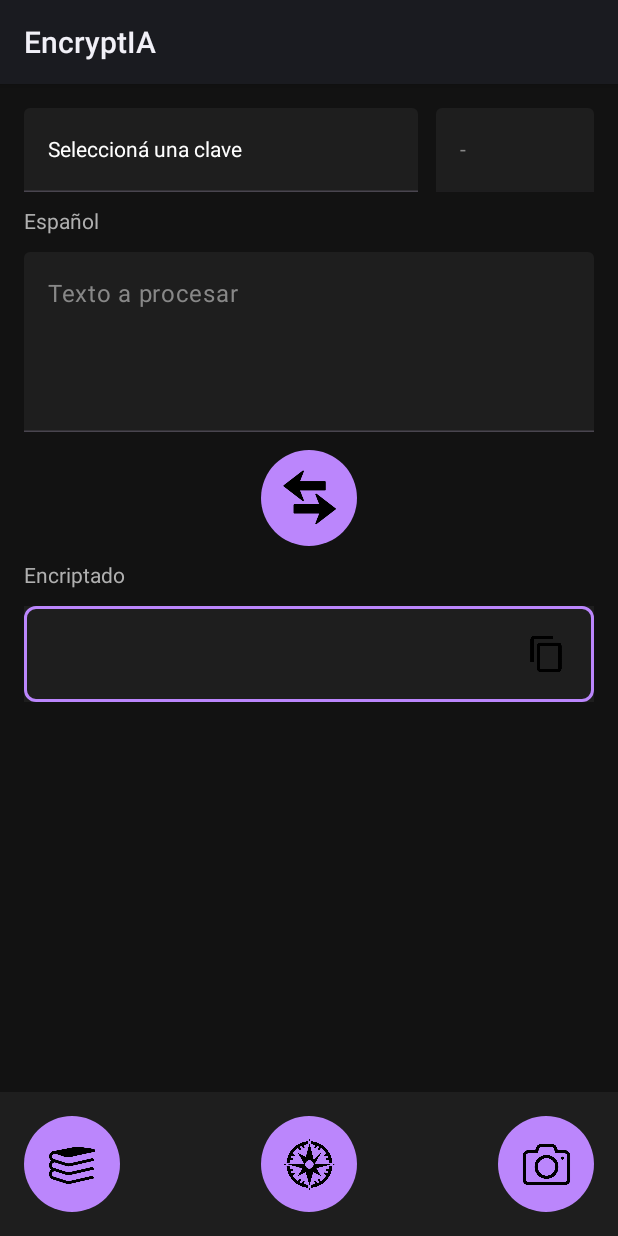
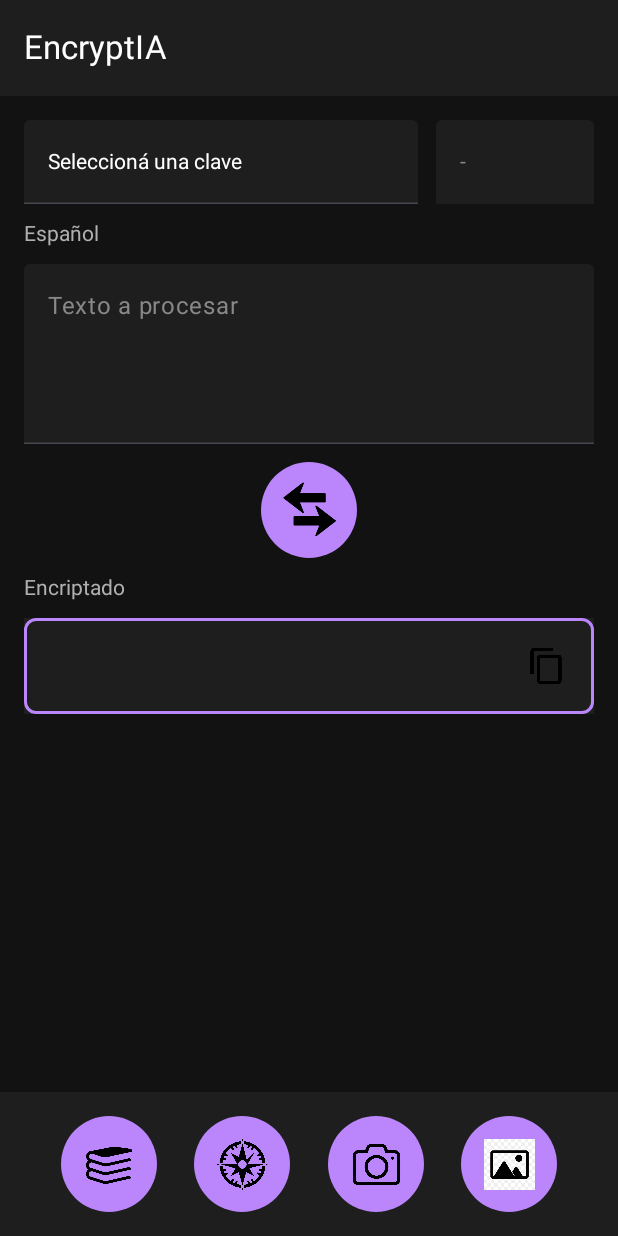
Before and after one commit to Juan-Martin-Cerezo/EncryptIA, an Android app built with Jetpack Compose: the screen it shows after launch (MainActivity), on a phone screen of 412 x 824 dp. Run offline under Robolectric (Android 15) with nearby library versions, the phone set to English and light mode, and no system bars; libraries missing offline, so code that uses them is left out: com.google.mlkit.vision, org.tensorflow.lite; network calls fail; 1 statement that could not run was skipped.

Commit message:
The top bar in Compass and Book has been removed. The gallery option has been added.

```diff
--- a/app/build.gradle.kts
+++ b/app/build.gradle.kts
@@ -41,6 +41,7 @@ android {
 }
 
 dependencies {
+    implementation("com.google.android.material:material:1.12.0")
     implementation("org.tensorflow:tensorflow-lite:2.16.1")
     implementation("org.tensorflow:tensorflow-lite-select-tf-ops:2.16.1")
 
--- a/app/src/main/java/com/example/encryptia/MainActivity.kt
+++ b/app/src/main/java/com/example/encryptia/MainActivity.kt
@@ -4,6 +4,7 @@ import android.content.ClipData
 import android.content.ClipboardManager
 import android.content.Context
 import android.graphics.Bitmap
+import android.net.Uri
 import android.os.Bundle
 import androidx.activity.ComponentActivity
 import androidx.activity.compose.BackHandler
@@ -175,14 +176,14 @@ class MainActivity : ComponentActivity() {
 
                     EncryptorApp(
                         selectedKey = selectedKey,
-                        onChangeKey = { newKey -> selectedKey = newKey },
+                        onChangeKey = { selectedKey = it },
                         onOpenBook = {
                             selectedInfoKey = null
                             showBook = true
                         },
                         onOpenCompass = { showCompass = true },
                         inputText = inputText,
-                        onInputTextChange = { newText -> inputText = newText },
+                        onInputTextChange = { inputText = it },
                         keys = keys,
                         encryptMode = encryptMode,
                         onEncryptModeChange = { encryptMode = it }
@@ -241,6 +242,23 @@ fun EncryptorApp(
         }
     }
 
+    val galleryLauncher = rememberLauncherForActivityResult(
+        contract = ActivityResultContracts.GetContent()
+    ) { uri: Uri? ->
+        uri?.let {
+            try {
+                val image = InputImage.fromFilePath(context, uri)
+                recognizer?.process(image)
+                    ?.addOnSuccessListener { visionText ->
+                        onInputTextChange(TextFieldValue(visionText.text))
+                    }
+                    ?.addOnFailureListener { e -> e.printStackTrace() }
+            } catch (e: Exception) {
+                e.printStackTrace()
+            }
+        }
+    }
+
     val bgColor = Color(0xFF121212)
     val surfaceColor = Color(0xFF1E1E1E)
     val accentColor = Color(0xFFBB86FC)
@@ -255,52 +273,47 @@ fun EncryptorApp(
     }
 
     Scaffold(
+        topBar = {
+            TopAppBar(
+                title = { Text("EncryptIA", color = primaryText) },
+                colors = TopAppBarDefaults.topAppBarColors(containerColor = surfaceColor)
+            )
+        },
         bottomBar = {
             Row(
                 modifier = Modifier
                     .fillMaxWidth()
                     .background(surfaceColor)
                     .padding(16.dp),
-                horizontalArrangement = Arrangement.SpaceBetween,
+                horizontalArrangement = Arrangement.SpaceEvenly,
                 verticalAlignment = Alignment.CenterVertically
             ) {
                 IconButton(
                     onClick = onOpenBook,
-                    modifier = Modifier
-                        .size(64.dp)
-                        .background(accentColor, CircleShape)
+                    modifier = Modifier.size(64.dp).background(accentColor, CircleShape)
                 ) {
-                    Image(
-                        painter = painterResource(id = R.drawable.ic_book),
-                        contentDescription = "Listado de claves",
-                        modifier = Modifier.size(48.dp)
-                    )
+                    Image(painter = painterResource(id = R.drawable.ic_book), contentDescription = "Listado de claves", modifier = Modifier.size(48.dp))
                 }
 
                 IconButton(
                     onClick = onOpenCompass,
-                    modifier = Modifier
-                        .size(64.dp)
-                        .background(accentColor, CircleShape)
+                    modifier = Modifier.size(64.dp).background(accentColor, CircleShape)
                 ) {
-                    Image(
-                        painter = painterResource(id = R.drawable.ic_compass),
-                        contentDescription = "EncryptoCompass",
-                        modifier = Modifier.size(58.dp)
-                    )
+                    Image(painter = painterResource(id = R.drawable.ic_compass), contentDescription = "EncryptoCompass", modifier = Modifier.size(58.dp))
                 }
 
                 IconButton(
                     onClick = { cameraLauncher.launch(null) },
-                    modifier = Modifier
-                        .size(64.dp)
-                        .background(accentColor, CircleShape)
+                    modifier = Modifier.size(64.dp).background(accentColor, CircleShape)
                 ) {
-                    Image(
-                        painter = painterResource(id = R.drawable.ic_camera),
-                        contentDescription = "Escanear texto",
-                        modifier = Modifier.size(34.dp)
-                    )
+                    Image(painter = painterResource(id = R.drawable.ic_camera), contentDescription = "Escanear texto (cámara)", modifier = Modifier.size(34.dp))
+                }
+
+                IconButton(
+                    onClick = { galleryLauncher.launch("image/*") },
+                    modifier = Modifier.size(64.dp).background(accentColor, CircleShape)
+                ) {
+                    Image(painter = painterResource(id = R.drawable.ic_gallery), contentDescription = "Seleccionar desde galería", modifier = Modifier.size(34.dp))
                 }
             }
         }
--- a/app/src/main/res/values/themes.xml
+++ b/app/src/main/res/values/themes.xml
@@ -1,6 +1,6 @@
 <?xml version="1.0" encoding="utf-8"?>
-<resources xmlns:tools="http://schemas.android.com/tools">
-    <style name="Theme.EncryptIA" >parent="Theme.Material3.DayNight.NoActionBar">
+<resources>
+    <style name="Theme.EncryptIA" parent="Theme.Material3.DayNight.NoActionBar">
         <!-- Transparent status bar -->
         <item name="android:statusBarColor">@android:color/transparent</item>
         <item name="android:windowLightStatusBar">false</item>
@@ -9,6 +9,4 @@
         <item name="android:navigationBarColor">@android:color/black</item>
         <item name="android:windowLightNavigationBar">false</item>
     </style>
-
-    <style name="Theme">Theme.EncryptIA</style>
 </resources>
```
Also changed, not shown: app/src/main/assets/label_encoder.json (+1 -47 lines), app/src/main/assets/label_encoder88.json (added, +47 -0 lines), app/src/main/assets/tokenizer88.json (added, +1 -0 lines), app/src/main/res/drawable/ic_gallery.jpg (added), 1 other file.
